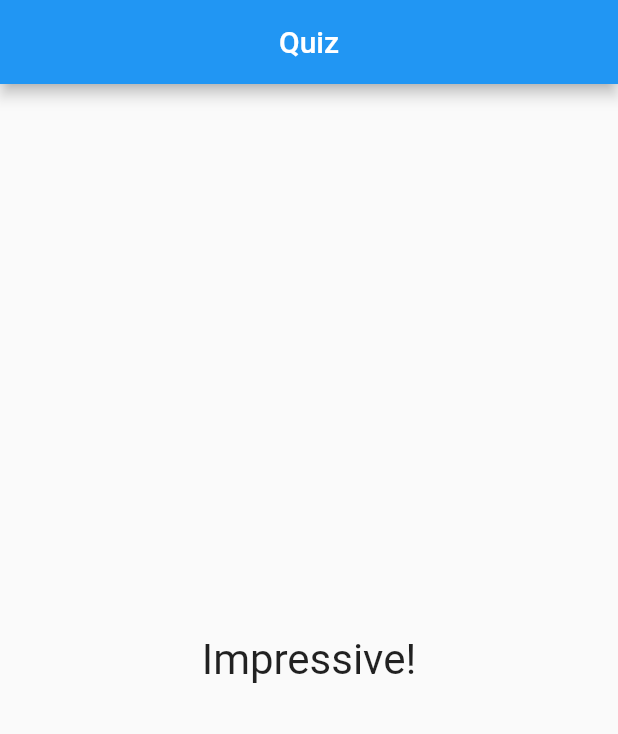
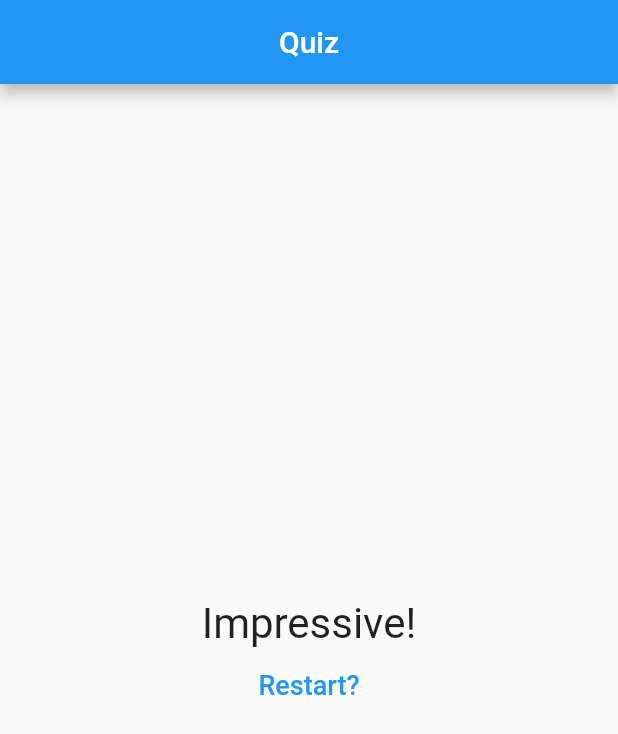
Before and after one commit to samueljml/quiz, a Flutter app: the screen it shows after launch, after a tap on "Black", after a tap on "Elefant", on a phone screen of 412 x 824 dp. Shown: the top 734 px of the screen. Run offline on Flutter 3.47's test engine with Material 2 defaults, Android fonts, the phone set to English and light mode, and no system bars.

Commit message:
Add button to restart quiz

```diff
--- a/lib/main.dart
+++ b/lib/main.dart
@@ -45,6 +45,13 @@ class QuizAppState extends State<QuizApp> {
     }
   }
 
+  void _restartQuiz() {
+    setState(() {
+      _selectedQuestion = 0;
+      _score = 0;
+    });
+  }
+
   @override
   Widget build(BuildContext context) {
     return MaterialApp(
@@ -59,7 +66,7 @@ class QuizAppState extends State<QuizApp> {
                   questions: _questions,
                   answer: _answer,
                 )
-              : Result(_score)),
+              : Result(_score, _restartQuiz)),
     );
   }
 }
--- a/lib/result.dart
+++ b/lib/result.dart
@@ -2,8 +2,9 @@ import 'package:flutter/material.dart';
 
 class Result extends StatelessWidget {
   final int score;
+  final void Function() restartQuiz;
 
-  const Result(this.score, {Key? key}) : super(key: key);
+  const Result(this.score, this.restartQuiz, {Key? key}) : super(key: key);
 
   String get resultText {
     if (score < 8) {
@@ -19,11 +20,22 @@ class Result extends StatelessWidget {
 
   @override
   Widget build(BuildContext context) {
-    return Center(
-      child: Text(
-        resultText,
-        style: const TextStyle(fontSize: 28),
-      ),
+    return Column(
+      mainAxisAlignment: MainAxisAlignment.center,
+      children: [
+        Center(
+          child: Text(
+            resultText,
+            style: const TextStyle(fontSize: 28),
+          ),
+        ),
+        TextButton(
+            onPressed: restartQuiz,
+            child: const Text(
+              "Restart?",
+              style: TextStyle(fontSize: 18),
+            ))
+      ],
     );
   }
 }
```
